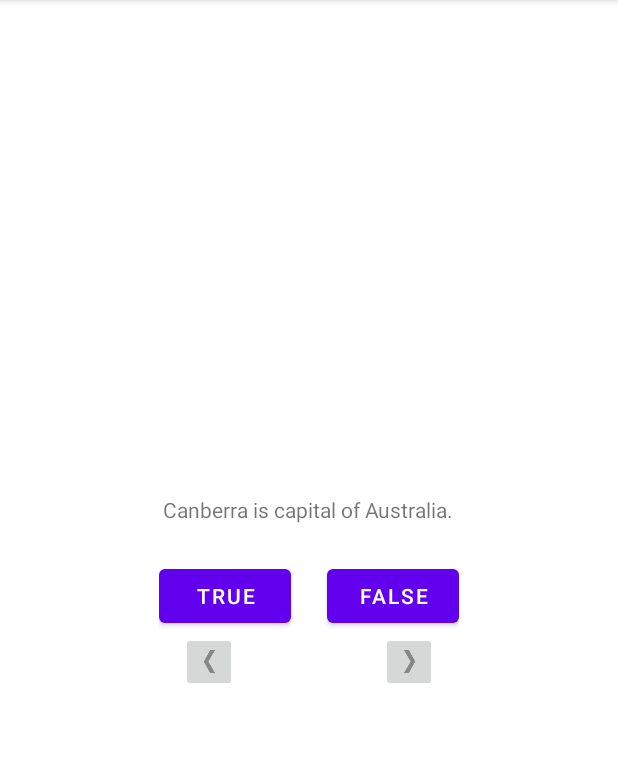
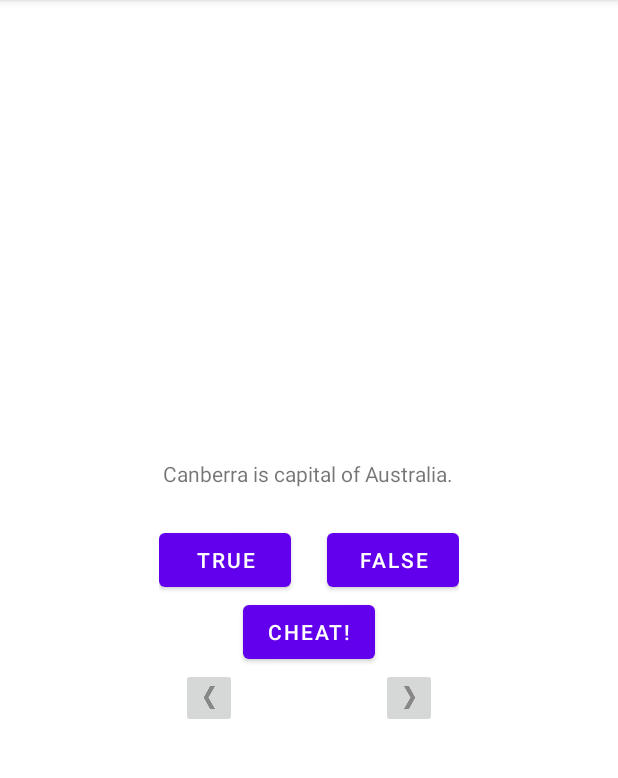
Before and after one commit to pVlasenko/geoquiz, an Android app: the screen it shows after launch (QuizActivity), on a phone screen of 412 x 824 dp, the part 84-862 px from its top. Run offline under Robolectric (Android 15) with nearby library versions, the phone set to English and light mode, and no system bars.

Commit message:
addind second activity

```diff
--- a/app/src/main/AndroidManifest.xml
+++ b/app/src/main/AndroidManifest.xml
@@ -9,6 +9,7 @@
         android:roundIcon="@mipmap/ic_launcher_round"
         android:supportsRtl="true"
         android:theme="@style/Theme.GeoQuiz">
+        <activity android:name=".CheatActivity"></activity>
         <activity android:name=".QuizActivity">
             <intent-filter>
                 <action android:name="android.intent.action.MAIN" />
--- a/app/src/main/java/com/example/geoquiz/QuizActivity.java
+++ b/app/src/main/java/com/example/geoquiz/QuizActivity.java
@@ -3,6 +3,7 @@ package com.example.geoquiz;
 import androidx.annotation.NonNull;
 import androidx.appcompat.app.AppCompatActivity;
 
+import android.content.Intent;
 import android.os.Bundle;
 import android.os.PersistableBundle;
 import android.util.Log;
@@ -25,6 +26,7 @@ public class QuizActivity extends AppCompatActivity {
     private Button mTrueButton;
     private Button mFalseButton;
     private TextView mQuestionTextView;
+    private Button mCheatButton;
 
     private final Question[] mQuestions = new Question[]{
             new Question(R.string.question_australia, true),
@@ -54,6 +56,7 @@ public class QuizActivity extends AppCompatActivity {
         mFalseButton = findViewById(R.id.false_button);
         ImageButton nextButton = findViewById(R.id.next_button);
         ImageButton prevButton = findViewById(R.id.prev_button);
+        mCheatButton = findViewById(R.id.cheat_button);
 
 
         updateQuestionScreen();
@@ -67,6 +70,12 @@ public class QuizActivity extends AppCompatActivity {
         prevButton.setOnClickListener(v -> moveToPrevQuestion());
 
         mQuestionTextView.setOnClickListener(v -> moveToNextQuestion());
+
+        mCheatButton.setOnClickListener(v -> {
+            boolean answerIsTrue = mQuestions[mCurrentIndex].isAnswerTrue();
+            Intent intent = CheatActivity.newIntent(QuizActivity.this, answerIsTrue);
+            startActivity(intent);
+        });
     }
 
     @Override
--- a/app/src/main/res/layout-land/activity_quiz.xml
+++ b/app/src/main/res/layout-land/activity_quiz.xml
@@ -35,6 +35,13 @@
             android:text="@string/false_button" />
     </LinearLayout>
 
+    <Button
+        android:id="@+id/cheat_button"
+        android:layout_width="wrap_content"
+        android:layout_height="wrap_content"
+        android:layout_gravity="bottom|center_horizontal"
+        android:text="@string/cheat_button"/>
+
     <ImageButton
         android:id="@+id/prev_button"
         android:layout_width="wrap_content"
--- a/app/src/main/res/layout/activity_quiz.xml
+++ b/app/src/main/res/layout/activity_quiz.xml
@@ -35,6 +35,12 @@
             android:text="@string/false_button" />
     </LinearLayout>
 
+    <Button
+        android:id="@+id/cheat_button"
+        android:layout_width="wrap_content"
+        android:layout_height="wrap_content"
+        android:text="@string/cheat_button"/>
+
     <LinearLayout
         android:layout_width="wrap_content"
         android:layout_height="wrap_content"
--- a/app/src/main/res/values/strings.xml
+++ b/app/src/main/res/values/strings.xml
@@ -6,6 +6,10 @@
     <string name="incorrect_toast">Incorrect</string>
     <string name="next_button">Next</string>
     <string name="prev_button">Prev</string>
+    <string name="warning_text">Are you sure you want to do this?</string>
+    <string name="show_answer_button">Show Answer</string>
+    <string name="cheat_button">Cheat!</string>
+    <string name="judgment_toast">Cheating is wrong.</string>
 
     <string name="question_australia">Canberra is capital of Australia.</string>
     <string name="question_oceans">The Pacific Ocean is larger then the Atlantic Ocean.</string>
```
Also changed, not shown: app/src/main/java/com/example/geoquiz/CheatActivity.java (added, +39 -0 lines), app/src/main/res/layout/activity_cheat.xml (added, +28 -0 lines).
